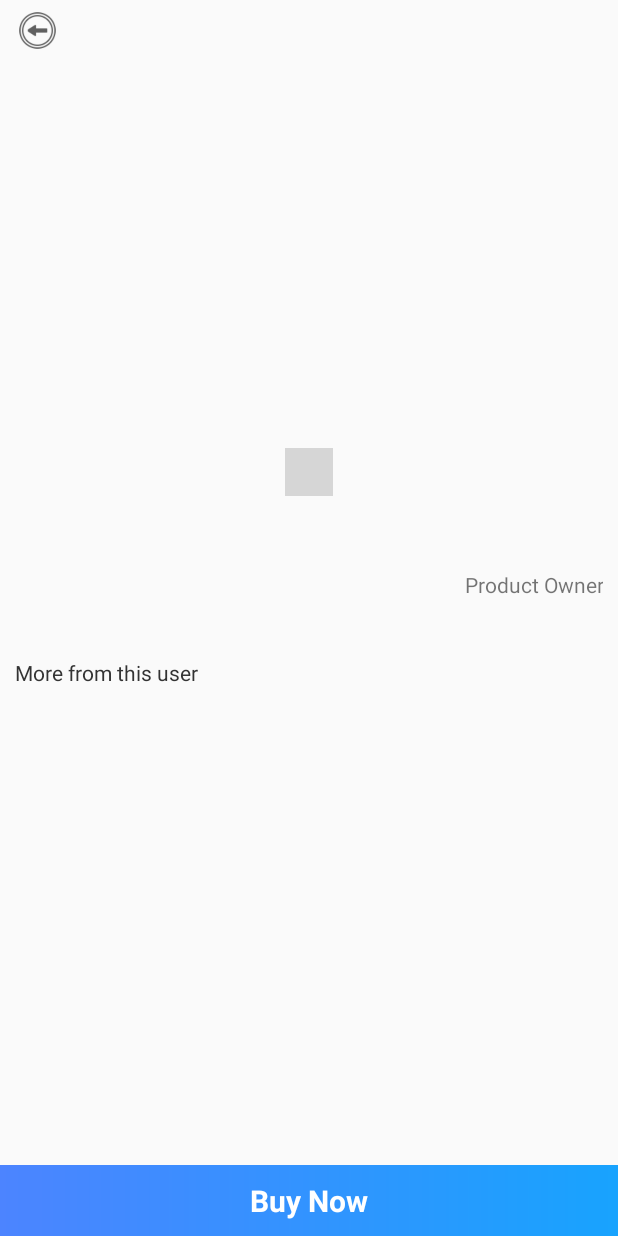
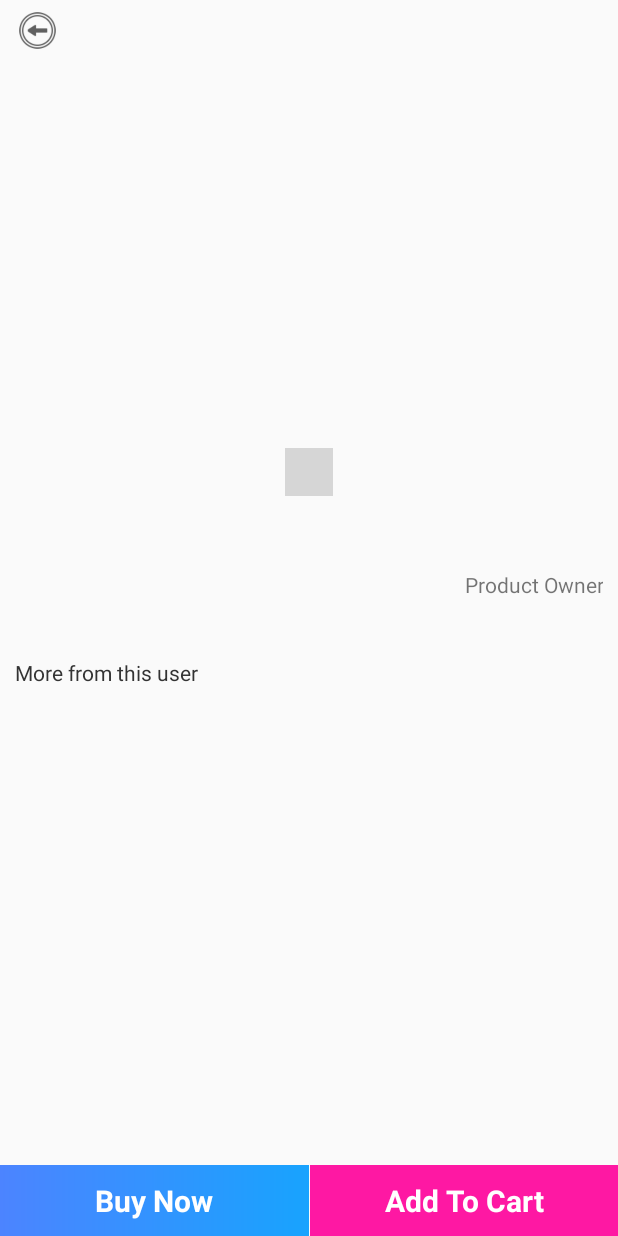
Before and after one commit to BerjisTech/mumtomum, an Android app: the ProductDetail screen opened directly, with no data from a screen before it, on a phone screen of 412 x 824 dp. Run offline under Robolectric (Android 15) with nearby library versions, the phone set to English and light mode, and no system bars; our stand-ins replace Firebase (no records; nobody signed in at launch, a user with empty details on screens opened directly), Picasso; libraries missing offline, so code that uses them is left out: com.vanniktech.emoji, ru.tinkoff.scrollingpagerindicator; plain views replace EmojiTextView, ScrollingPagerIndicator; pictures from the network do not load; 14 statements that could not run were skipped; grey boxes are pictures that could not be loaded.

Commit message:
New add product ref

```diff
--- a/app/build.gradle
+++ b/app/build.gradle
@@ -54,7 +54,7 @@ dependencies {
     annotationProcessor 'com.github.bumptech.glide:compiler:4.11.0'
     implementation 'com.vanniktech:emoji-ios:0.6.0'
     implementation 'com.google.android:flexbox:2.0.0'
-    implementation 'de.hdodenhof:circleimageview:3.0.1'
+    implementation 'de.hdodenhof:circleimageview:3.1.0'
     implementation 'com.squareup.picasso:picasso:2.71828'
     api 'com.theartofdev.edmodo:android-image-cropper:2.8.0'
     implementation 'com.hbb20:ccp:2.3.7'
--- a/app/src/main/res/layout/activity_product_detail.xml
+++ b/app/src/main/res/layout/activity_product_detail.xml
@@ -142,21 +142,20 @@
         android:textSize="20sp"
         android:textStyle="bold"
         app:layout_constraintBottom_toBottomOf="parent"
-        app:layout_constraintEnd_toEndOf="parent"
+        app:layout_constraintEnd_toStartOf="@id/half"
         app:layout_constraintStart_toStartOf="parent" />
 
     <TextView
         android:id="@+id/addToCart"
         android:layout_width="0dp"
         android:layout_height="wrap_content"
-        android:background="@color/colorPrimaryDark"
+        android:background="@color/colorPrimaryDark2"
         android:gravity="center"
         android:padding="10dp"
         android:text="Add To Cart"
-        android:textColor="#606060"
         android:textSize="20sp"
         android:textStyle="bold"
-        android:visibility="gone"
+        android:textColor="@color/colorWhite"
         app:layout_constraintBottom_toBottomOf="parent"
         app:layout_constraintEnd_toEndOf="parent"
         app:layout_constraintStart_toEndOf="@+id/half" />
--- a/app/src/main/res/layout/activity_verify_phone.xml
+++ b/app/src/main/res/layout/activity_verify_phone.xml
@@ -36,7 +36,7 @@
             android:layout_height="wrap_content"
             android:layout_centerHorizontal="true"
             android:layout_marginTop="25dp"
-            android:text="Wait for the code I sent You"
+            android:text="Enter Verification Code"
             android:textAppearance="@style/Base.TextAppearance.AppCompat.Headline"
             android:textColor="#606060" />
 
```
Also changed, not shown: app/src/main/java/tech/berjis/mumtomum/CartAdapter.java (+5 -10 lines), app/src/main/java/tech/berjis/mumtomum/ProductDetail.java (+1 -7 lines), app/src/main/res/layout/cart_item.xml (+2 -19 lines), 1 other file.
